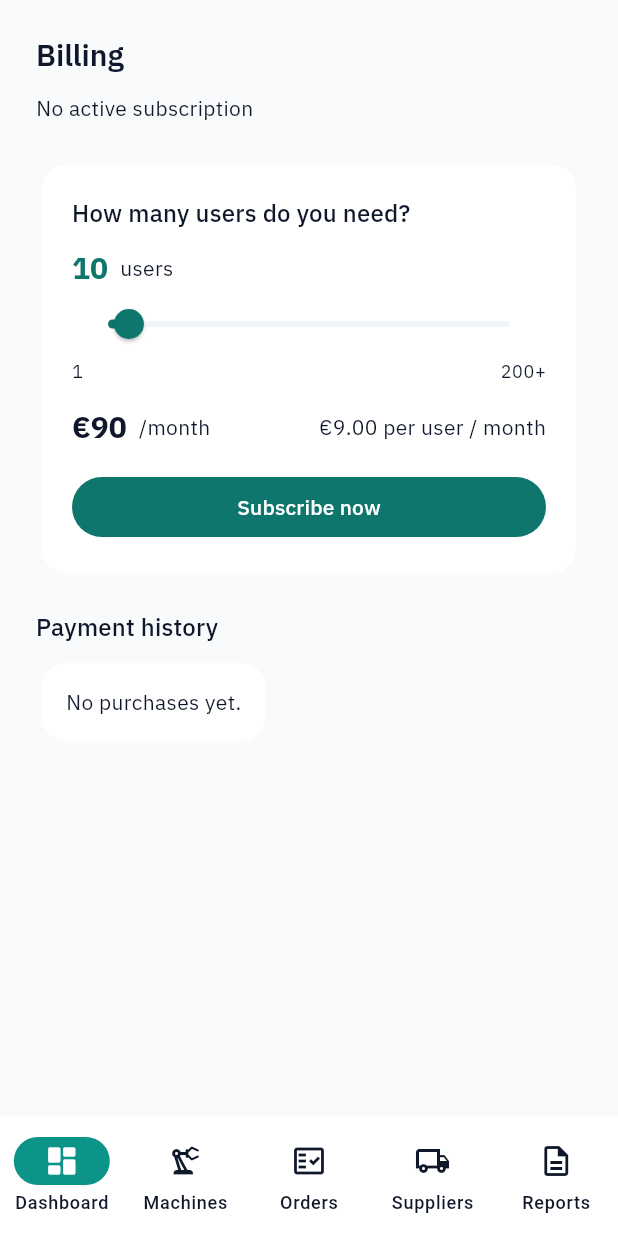
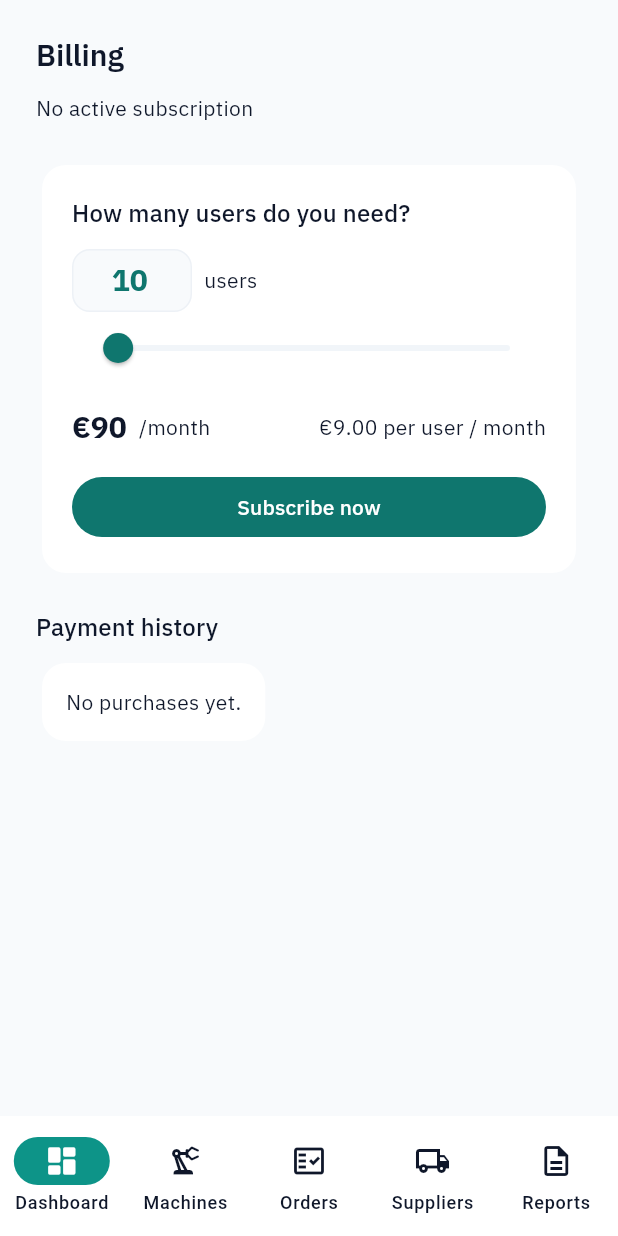
Before and after one commit to riccardopirani/suppluchainsass, a Flutter app: the BillingPage screen opened by its route, on a phone screen of 412 x 824 dp. Run offline on Flutter 3.47's test engine with Material 3 defaults, Android fonts, the phone set to English and light mode, and no system bars; our stand-ins replace fl_chart, flutter_animate, flutter_riverpod, go_router, google_fonts, pdf and 3 more; missing offline and left inert: dart:html, dart:ui_web; accounts and stored records are empty.

Commit message:
fix code

```diff
--- a/lib/config/stripe_plans.dart
+++ b/lib/config/stripe_plans.dart
@@ -10,9 +10,11 @@ class SeatPricing {
   /// Tier thresholds: [maxSeats, centPerUser].
   /// Last tier covers everything above.
   static const List<(int, int)> tiers = [
-    (10, 900),   // 1-10 users  → €9 /user/month
-    (50, 800),   // 11-50 users → €8 /user/month
-    (9999, 700), // 51+ users   → €7 /user/month
+    (10, 900),      // 1-10 users    → €9 /user/month
+    (50, 800),      // 11-50 users   → €8 /user/month
+    (200, 700),     // 51-200 users  → €7 /user/month
+    (500, 600),     // 201-500 users → €6 /user/month
+    (999999, 500),  // 501+ users    → €5 /user/month
   ];
 
   static int unitCentsForQuantity(int qty) {
--- a/lib/features/billing/presentation/billing_page.dart
+++ b/lib/features/billing/presentation/billing_page.dart
@@ -16,7 +16,19 @@ class BillingPage extends ConsumerStatefulWidget {
 
 class _BillingPageState extends ConsumerState<BillingPage> {
   bool _busy = false;
-  double _seats = 10;
+  final _seatsController = TextEditingController(text: '10');
+  double _sliderVal = 10;
+
+  int get _qty {
+    final v = int.tryParse(_seatsController.text) ?? 1;
+    return v < 1 ? 1 : v;
+  }
+
+  @override
+  void dispose() {
+    _seatsController.dispose();
+    super.dispose();
+  }
 
   String _appOrigin() {
     final env = ref.read(envProvider);
@@ -73,7 +85,7 @@ class _BillingPageState extends ConsumerState<BillingPage> {
     final companyIdAsync = ref.watch(currentCompanyIdProvider);
     final billingAsync = ref.watch(billingStatusProvider);
     final historyAsync = ref.watch(paymentHistoryProvider);
-    final qty = _seats.round();
+    final qty = _qty;
     final unitPrice = SeatPricing.unitPrice(qty);
     final total = SeatPricing.monthlyTotal(qty);
 
@@ -120,12 +132,27 @@ class _BillingPageState extends ConsumerState<BillingPage> {
                                     const SizedBox(height: 12),
                                     Row(
                                       children: [
-                                        Text(
-                                          '$qty',
-                                          style: Theme.of(context).textTheme.headlineMedium?.copyWith(
-                                                color: Theme.of(context).colorScheme.primary,
-                                                fontWeight: FontWeight.w800,
-                                              ),
+                                        SizedBox(
+                                          width: 80,
+                                          child: TextField(
+                                            controller: _seatsController,
+                                            keyboardType: TextInputType.number,
+                                            textAlign: TextAlign.center,
+                                            style: Theme.of(context).textTheme.headlineMedium?.copyWith(
+                                                  color: Theme.of(context).colorScheme.primary,
+                                                  fontWeight: FontWeight.w800,
+                                                ),
+                                            decoration: const InputDecoration(
+                                              border: InputBorder.none,
+                                              isDense: true,
+                                            ),
+                                            onChanged: (v) {
+                                              final n = int.tryParse(v);
+                                              setState(() {
+                                                if (n != null && n >= 1 && n <= 500) _sliderVal = n.toDouble();
+                                              });
+                                            },
+                                          ),
                                         ),
                                         const SizedBox(width: 8),
                                         Text(l10n.t('pricing_users')),
@@ -133,18 +160,16 @@ class _BillingPageState extends ConsumerState<BillingPage> {
                                     ),
                                     Slider(
                                       min: 1,
-                                      max: 200,
-                                      divisions: 199,
-                                      value: _seats,
-                                      label: '$qty',
-                                      onChanged: (v) => setState(() => _seats = v),
-                                    ),
-                                    Row(
-                                      mainAxisAlignment: MainAxisAlignment.spaceBetween,
-                                      children: [
-                                        Text('1', style: Theme.of(context).textTheme.bodySmall),
-                                        Text('200+', style: Theme.of(context).textTheme.bodySmall),
-                                      ],
+                                      max: 500,
+                                      divisions: 499,
+                                      value: _sliderVal.clamp(1, 500),
+                                      label: '${_sliderVal.round()}',
+                                      onChanged: (v) {
+                                        setState(() {
+                                          _sliderVal = v;
+                                          _seatsController.text = '${v.round()}';
+                                        });
+                                      },
                                     ),
                                     const SizedBox(height: 16),
                                     Row(
```
Also changed, not shown: lib/features/auth/presentation/register_page.dart (+45 -17 lines), lib/features/website/presentation/pricing_page.dart (+53 -23 lines), assets/image.png (added).
